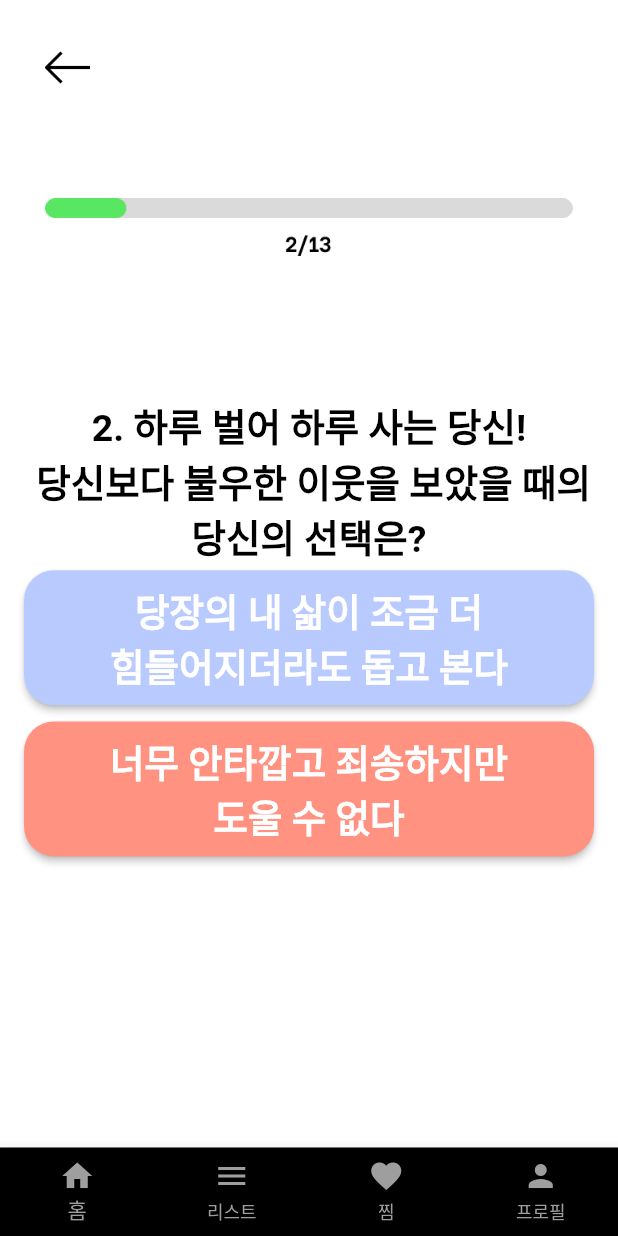
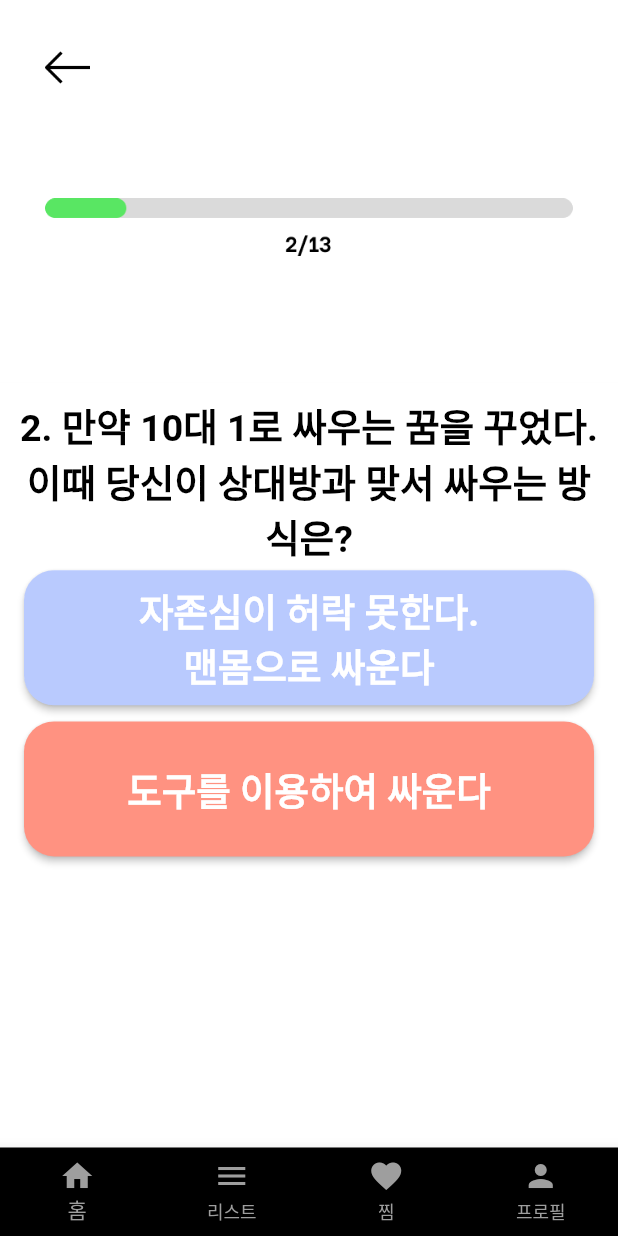
Before and after one commit to 2023CHOICE/2023choice, a Flutter app: the screen it shows once a user with an empty profile is signed in, after a tap on "테스트 시작하기", after a tap on "연주자", on a phone screen of 412 x 824 dp. Run offline on Flutter 3.47's test engine with Material 2 defaults, Android fonts, the phone set to English and light mode, and no system bars; our stand-ins replace cloud_firestore, firebase_auth, firebase_core, google_sign_in; accounts and stored records are empty.

Commit message:
modify questions
질문 수정, 가중치 설정 수정

```diff
--- a/choice/lib/func/home.dart
+++ b/choice/lib/func/home.dart
@@ -49,8 +49,6 @@ class _MyStatefulWidgetState extends State<MyStatefulWidget> {
   Future<void> setData() async {
     Profile.m = 0;
     Profile.w = 0;
-    Profile.v = 0;
-    Profile.u = 0;
     Profile.h = 0;
     Profile.y = 0;
     Profile.d = 0;
--- a/choice/lib/func/profile.dart
+++ b/choice/lib/func/profile.dart
@@ -11,40 +11,36 @@ class Profile extends StatelessWidget {
 
   static int m = 0;
   static int w = 0;
-  static int v = 0;
-  static int u = 0;
   static int h = 0;
   static int y = 0;
   static int d = 0;
   static int b = 0;
 
-  static List<dynamic> nlist = [0,0,0,0]; // MUYD, MUHD 일 시 사용
+  static List<dynamic> nlist = [0,0,0,0]; // MYD, MHD 일 시 사용
 
-  static int body = 0; // MUYB - 도구X 일 시 사용
-  static int tool = 0; // MUYB - 도구O 일 시 사용
+  static int body = 0; // MYB, MHB - 도구X 일 시 사용
+  static int tool = 0; // MYB, MHB - 도구O 일 시 사용
 
-  static int com = 0; // WUYB - 전산 일 시 사용
-  static int study = 0; // WUYB - 전산 외 일 시 사용
+  static int com = 0; // WYB-전산 일 시 사용
+  static int study = 0; // WYB-전산 외 일 시 사용
+
+  static int volunteer = 0; //WYB-봉사 일 시 사용
 
   static String mw = '';
-  static String vu = '';
   static String hy = '';
   static String db = '';
-
 
   static String getResult() {
     if(m>w) mw = 'M';
     else mw = 'W';
-    if(v>u) vu = 'V';
-    else vu = 'U';
     if(h>y) hy = 'H';
     else hy = 'Y';
     if(d>b) db = 'D';
     else db = 'B';
 
-    String result = mw+vu+hy+db;
+    String result = mw+hy+db;
 
-    if(result == 'MUYD' || result == 'MUHD') {
+    if(result == 'MYD' || result == 'MHD') {
       int max = nlist[0];
       for (var element in nlist) {
         if (element > max) {
@@ -59,12 +55,12 @@ class Profile extends StatelessWidget {
       else result += '-밴드';
     }
 
-    if(result == 'MUYB') {
+    if(result == 'MYB' || result == 'MHB') {
       if(body>tool) result += '-도구X';
       else result += '-도구O';
     }
 
-    if(result == 'WUYB') {
+    if(result == 'WYB') {
       if(com>study) result += '-전산';
       else result += '-전산 외';
     }
--- a/choice/lib/question/1.dart
+++ b/choice/lib/question/1.dart
@@ -28,7 +28,7 @@ class MyStatefulWidget extends StatefulWidget {
 
 class _MyStatefulWidgetState extends State<MyStatefulWidget> {
   int current_index = 0;
-  final List<Widget> _children = [Home(), Listview(), Home(), Home()];
+  final List<Widget> _children = [Home(), Listview(), Home(), Profile()];
   static const TextStyle optionStyle =
   TextStyle(fontSize: 30, fontWeight: FontWeight.bold);
 
@@ -119,7 +119,6 @@ class _MyStatefulWidgetState extends State<MyStatefulWidget> {
                               InkWell(
                                 child: ElevatedButton(
                                   onPressed: () {
-                                    Profile.m += 20;
                                     Profile.nlist[2] += 10;
                                     Navigator.push(
                                         context,
@@ -149,7 +148,6 @@ class _MyStatefulWidgetState extends State<MyStatefulWidget> {
                               InkWell(
                                 child: ElevatedButton(
                                   onPressed: () {
-                                    Profile.m += 20;
                                     Profile.nlist[0] += 10;
                                     Navigator.push(
                                         context,
@@ -183,7 +181,6 @@ class _MyStatefulWidgetState extends State<MyStatefulWidget> {
                               InkWell(
                                 child: ElevatedButton(
                                   onPressed: () {
-                                    Profile.m += 20;
                                     Profile.nlist[3] += 10;
                                     Navigator.push(
                                         context,
@@ -213,7 +210,6 @@ class _MyStatefulWidgetState extends State<MyStatefulWidget> {
                               InkWell(
                                 child: ElevatedButton(
                                   onPressed: () {
-                                    Profile.m += 20;
                                     Profile.nlist[1] += 10;
                                     Navigator.push(
                                         context,
@@ -243,7 +239,6 @@ class _MyStatefulWidgetState extends State<MyStatefulWidget> {
                               InkWell(
                                 child: ElevatedButton(
                                   onPressed: () {
-                                    Profile.w += 10;
                                     Navigator.push(
                                         context,
                                         MaterialPageRoute(
@@ -258,7 +253,7 @@ class _MyStatefulWidgetState extends State<MyStatefulWidget> {
                                     backgroundColor: const Color(0xffB9CAFE),
                                   ),
                                   child: Text(
-                                    "없음",
+                                    "배우",
                                     style: TextStyle(
                                       fontSize: 25,
                                       fontWeight: FontWeight.bold,
--- a/choice/lib/question/10.dart
+++ b/choice/lib/question/10.dart
@@ -29,7 +29,7 @@ class MyStatefulWidget extends StatefulWidget {
 
 class _MyStatefulWidgetState extends State<MyStatefulWidget> {
   int current_index = 0;
-  final List<Widget> _children = [Home(), Listview(), Home(), Home()];
+  final List<Widget> _children = [Home(), Listview(), Home(), Profile()];
   static const TextStyle optionStyle =
   TextStyle(fontSize: 30, fontWeight: FontWeight.bold);
 
--- a/choice/lib/question/11.dart
+++ b/choice/lib/question/11.dart
@@ -29,7 +29,7 @@ class MyStatefulWidget extends StatefulWidget {
 
 class _MyStatefulWidgetState extends State<MyStatefulWidget> {
   int current_index = 0;
-  final List<Widget> _children = [Home(), Listview(), Home(), Home()];
+  final List<Widget> _children = [Home(), Listview(), Home(), Profile()];
   static const TextStyle optionStyle =
   TextStyle(fontSize: 30, fontWeight: FontWeight.bold);
 
--- a/choice/lib/question/12.dart
+++ b/choice/lib/question/12.dart
@@ -30,7 +30,7 @@ class MyStatefulWidget extends StatefulWidget {
 
 class _MyStatefulWidgetState extends State<MyStatefulWidget> {
   int current_index = 0;
-  final List<Widget> _children = [Home(), Listview(), Home(), Home()];
+  final List<Widget> _children = [Home(), Listview(), Home(), Profile()];
   static const TextStyle optionStyle =
   TextStyle(fontSize: 30, fontWeight: FontWeight.bold);
 
@@ -165,7 +165,7 @@ class _MyStatefulWidgetState extends State<MyStatefulWidget> {
                                   ],
                                 ),
                                 onPressed: () {
-                                  Profile.y += 10;
+                                  Profile.y += 30;
                                   Navigator.push(
                                     context,
                                     MaterialPageRoute(builder: (context) => Question13()),
--- a/choice/lib/question/13.dart
+++ b/choice/lib/question/13.dart
@@ -40,8 +40,6 @@ class _MyStatefulWidgetState extends State<MyStatefulWidget> {
   getData(String que_result) async {
     print("M: " + Profile.m.toString());
     print("W: " + Profile.w.toString());
-    print("V: " + Profile.v.toString());
-    print("U: " + Profile.u.toString());
     print("H: " + Profile.h.toString());
     print("Y: " + Profile.y.toString());
     print("D: " + Profile.d.toString());
@@ -127,7 +125,7 @@ class _MyStatefulWidgetState extends State<MyStatefulWidget> {
                   children: [
                     SizedBox(
                       height: 120 * (deviceHeight / standardDeviceHeight),
-                      child: Text('13. 어떤 창작물을 만들었을 때 ?',
+                      child: Text('13. 어떤 창작물을 만들었을 때 드는 생각은?',
                           style: TextStyle(
                             fontWeight: FontWeight.bold,
                             fontSize: 25,
@@ -185,7 +183,7 @@ class _MyStatefulWidgetState extends State<MyStatefulWidget> {
                                     ),
                                     textAlign: TextAlign.center),
                                 onPressed: () {
-                                  Profile.d += 30;
+                                  Profile.d += 10;
                                   String result = Profile.getResult();
                                   print(result);
                                   getData(result);
--- a/choice/lib/question/2.dart
+++ b/choice/lib/question/2.dart
@@ -28,7 +28,7 @@ class MyStatefulWidget extends StatefulWidget {
 
 class _MyStatefulWidgetState extends State<MyStatefulWidget> {
   int current_index = 0;
-  final List<Widget> _children = [Home(), Listview(), Home(), Home()];
+  final List<Widget> _children = [Home(), Listview(), Home(), Profile()];
   static const TextStyle optionStyle =
   TextStyle(fontSize: 30, fontWeight: FontWeight.bold);
 
@@ -99,7 +99,7 @@ class _MyStatefulWidgetState extends State<MyStatefulWidget> {
                   children: [
                     SizedBox(
                       height: 120 * ( deviceHeight / standardDeviceHeight),
-                      child: Text('2. 하루 벌어 하루 사는 당신! \n 당신보다 불우한 이웃을 보았을 때의\n당신의 선택은?',
+                      child: Text('2. 만약 10대 1로 싸우는 꿈을 꾸었다.\n이때 당신이 상대방과 맞서 싸우는 방식은?',
                           style: TextStyle(
                             fontWeight: FontWeight.bold,
                             fontSize: 25,
@@ -125,13 +125,13 @@ class _MyStatefulWidgetState extends State<MyStatefulWidget> {
                                 ),
                                 child: Column(
                                   children: [
-                                    Text('당장의 내 삶이 조금 더',
+                                    Text('자존심이 허락 못한다.',
                                         style: TextStyle(
                                           fontWeight: FontWeight.bold,
                                           fontSize: 25,
                                         ),
                                         textAlign: TextAlign.center),
-                                    Text('힘들어지더라도 돕고 본다',
+                                    Text('맨몸으로 싸운다',
                                         style: TextStyle(
                                           fontWeight: FontWeight.bold,
                                           fontSize: 25,
@@ -140,7 +140,7 @@ class _MyStatefulWidgetState extends State<MyStatefulWidget> {
                                   ],
                                 ),
                                 onPressed: () {
-                                  Profile.v += 10;
+                                  Profile.body += 10;
                                   Navigator.push(
                                     context,
                                     MaterialPageRoute(builder: (context) => Question3()),
@@ -160,13 +160,7 @@ class _MyStatefulWidgetState extends State<MyStatefulWidget> {
                                 ),
                                 child: Column(
                                   children: [
-                                    Text('너무 안타깝고 죄송하지만',
-                                        style: TextStyle(
-                                          fontWeight: FontWeight.bold,
-                                          fontSize: 25,
-                                        ),
-                                        textAlign: TextAlign.center),
-                                    Text('도울 수 없다',
+                                    Text('도구를 이용하여 싸운다',
                                         style: TextStyle(
                                           fontWeight: FontWeight.bold,
                                           fontSize: 25,
@@ -175,7 +169,7 @@ class _MyStatefulWidgetState extends State<MyStatefulWidget> {
                                   ],
                                 ),
                                 onPressed: () {
-                                  Profile.u += 10;
+                                  Profile.tool += 10;
                                   Navigator.push(
                                     context,
                                     MaterialPageRoute(builder: (context) => Question3()),
--- a/choice/lib/question/3.dart
+++ b/choice/lib/question/3.dart
@@ -28,7 +28,7 @@ class MyStatefulWidget extends StatefulWidget {
 
 class _MyStatefulWidgetState extends State<MyStatefulWidget> {
   int current_index = 0;
-  final List<Widget> _children = [Home(), Listview(), Home(), Home()];
+  final List<Widget> _children = [Home(), Listview(), Home(), Profile()];
   static const TextStyle optionStyle =
   TextStyle(fontSize: 30, fontWeight: FontWeight.bold);
 
--- a/choice/lib/question/4.dart
+++ b/choice/lib/question/4.dart
@@ -29,7 +29,7 @@ class MyStatefulWidget extends StatefulWidget {
 
 class _MyStatefulWidgetState extends State<MyStatefulWidget> {
   int current_index = 0;
-  final List<Widget> _children = [Home(), Listview(), Home(), Home()];
+  final List<Widget> _children = [Home(), Listview(), Home(), Profile()];
   static const TextStyle optionStyle =
   TextStyle(fontSize: 30, fontWeight: FontWeight.bold);
 
--- a/choice/lib/question/5.dart
+++ b/choice/lib/question/5.dart
@@ -29,7 +29,7 @@ class MyStatefulWidget extends StatefulWidget {
 
 class _MyStatefulWidgetState extends State<MyStatefulWidget> {
   int current_index = 0;
-  final List<Widget> _children = [Home(), Listview(), Home(), Home()];
+  final List<Widget> _children = [Home(), Listview(), Home(), Profile()];
   static const TextStyle optionStyle =
   TextStyle(fontSize: 30, fontWeight: FontWeight.bold);
 
@@ -100,7 +100,7 @@ class _MyStatefulWidgetState extends State<MyStatefulWidget> {
                   children: [
                     SizedBox(
                       height: 120 * ( deviceHeight / standardDeviceHeight),
-                      child: Text('5. 바쁜 학기로 예상되는 다음 학기 \n 계획을 세운다면?',
+                      child: Text('5. 음악 관련 동아리에 흥미가 있는가?',
                           style: TextStyle(
                             fontWeight: FontWeight.bold,
                             fontSize: 25,
@@ -126,13 +126,7 @@ class _MyStatefulWidgetState extends State<MyStatefulWidget> {
                                 ),
                                 child: Column(
                                   children: [
-                                    Text('음악적인 여가활동이 필요하다!',
-                                        style: TextStyle(
-                                          fontWeight: FontWeight.bold,
-                                          fontSize: 25,
-                                        ),
-                                        textAlign: TextAlign.center),
-                                    Text('여가 계획에 추가한다',
+                                    Text('그렇다',
                                         style: TextStyle(
                                           fontWeight: FontWeight.bold,
                                           fontSize: 25,
@@ -161,13 +155,7 @@ class _MyStatefulWidgetState extends State<MyStatefulWidget> {
                                 ),
                                 child: Column(
                                   children: [
-                                    Text('활동은 사치야!',
-                                        style: TextStyle(
-                                          fontWeight: FontWeight.bold,
-                                          fontSize: 25,
-                                        ),
-                                        textAlign: TextAlign.center),
-                                    Text('최대한 남는 시간은 휴식으로 채운다',
+                                    Text('아니다',
                                         style: TextStyle(
                                           fontWeight: FontWeight.bold,
                                           fontSize: 25,
--- a/choice/lib/question/6.dart
+++ b/choice/lib/question/6.dart
@@ -28,7 +28,7 @@ class MyStatefulWidget extends StatefulWidget {
 
 class _MyStatefulWidgetState extends State<MyStatefulWidget> {
   int current_index = 0;
-  final List<Widget> _children = [Home(), Listview(), Home(), Home()];
+  final List<Widget> _children = [Home(), Listview(), Home(), Profile()];
   static const TextStyle optionStyle =
   TextStyle(fontSize: 30, fontWeight: FontWeight.bold);
 
@@ -135,7 +135,7 @@ class _MyStatefulWidgetState extends State<MyStatefulWidget> {
                                   ],
                                 ),
                                 onPressed: () {
-                                  Profile.v += 10;
+                                  Profile.volunteer += 10;
                                   Navigator.push(
                                     context,
                                     MaterialPageRoute(builder: (context) => Question7()),
@@ -172,7 +172,6 @@ class _MyStatefulWidgetState extends State<MyStatefulWidget> {
                                   ],
                                 ),
                                 onPressed: () {
-                                  Profile.u += 10;
                                   Navigator.push(
                                     context,
                                     MaterialPageRoute(builder: (context) => Question7()),
--- a/choice/lib/question/7.dart
+++ b/choice/lib/question/7.dart
@@ -28,7 +28,7 @@ class MyStatefulWidget extends StatefulWidget {
 
 class _MyStatefulWidgetState extends State<MyStatefulWidget> {
   int current_index = 0;
-  final List<Widget> _children = [Home(), Listview(), Home(), Home()];
+  final List<Widget> _children = [Home(), Listview(), Home(),Profile()];
   static const TextStyle optionStyle =
   TextStyle(fontSize: 30, fontWeight: FontWeight.bold);
 
--- a/choice/lib/question/8.dart
+++ b/choice/lib/question/8.dart
@@ -31,7 +31,7 @@ class MyStatefulWidget extends StatefulWidget {
 
 class _MyStatefulWidgetState extends State<MyStatefulWidget> {
   int current_index = 0;
-  final List<Widget> _children = [Home(), Listview(), Home(), Home()];
+  final List<Widget> _children = [Home(), Listview(), Home(), Profile()];
   static const TextStyle optionStyle =
   TextStyle(fontSize: 30, fontWeight: FontWeight.bold);
 
@@ -102,7 +102,7 @@ class _MyStatefulWidgetState extends State<MyStatefulWidget> {
                   children: [
                     SizedBox(
                       height: 120 * ( deviceHeight / standardDeviceHeight),
-                      child: Text('8. 너무 완벽한 무대를 접한 당신\n 당신의 속마음은?',
+                      child: Text('8. 너무 완벽한 무대나 전시회를 접한 당신\n 당신의 속마음은?',
                           style: TextStyle(
                             fontWeight: FontWeight.bold,
                             fontSize: 25,
@@ -128,7 +128,7 @@ class _MyStatefulWidgetState extends State<MyStatefulWidget> {
                                 ),
                                 child: Column(
                                   children: [
-                                    Text('오 나도 한번 저런 무대 서보고 싶다 ',
+                                    Text('오 나도 한번 이런 기회를 만들어보고 싶다',
                                         style: TextStyle(
                                           fontWeight: FontWeight.bold,
                                           fontSize: 25,
--- a/choice/lib/question/9.dart
+++ b/choice/lib/question/9.dart
@@ -30,7 +30,7 @@ class MyStatefulWidget extends StatefulWidget {
 
 class _MyStatefulWidgetState extends State<MyStatefulWidget> {
   int current_index = 0;
-  final List<Widget> _children = [Home(), Listview(), Home(), Home()];
+  final List<Widget> _children = [Home(), Listview(), Home(), Profile()];
   static const TextStyle optionStyle =
   TextStyle(fontSize: 30, fontWeight: FontWeight.bold);
 
@@ -101,7 +101,7 @@ class _MyStatefulWidgetState extends State<MyStatefulWidget> {
                   children: [
                     SizedBox(
                       height: 120 * ( deviceHeight / standardDeviceHeight),
-                      child: Text('9. 만약 10대 1로 싸우는 꿈을 꾸었다\n이때 당신이 상대방과 맞서 싸우는\n방식은?',
+                      child: Text('9. 바쁜 학기로 예상되는 다음 학기\n학기 계획을 세운다면?',
                           style: TextStyle(
                             fontWeight: FontWeight.bold,
                             fontSize: 25,
@@ -127,13 +127,7 @@ class _MyStatefulWidgetState extends State<MyStatefulWidget> {
                                 ),
                                 child: Column(
                                   children: [
-                                    Text('자존심이 허락 못한다',
-                                        style: TextStyle(
-                                          fontWeight: FontWeight.bold,
-                                          fontSize: 25,
-                                        ),
-                                        textAlign: TextAlign.center),
-                                    Text('맨몸으로 싸운다',
+                                    Text('음악적인 활동을 계획에 추가한다.',
                                         style: TextStyle(
                                           fontWeight: FontWeight.bold,
                                           fontSize: 25,
@@ -142,8 +136,7 @@ class _MyStatefulWidgetState extends State<MyStatefulWidget> {
                                   ],
                                 ),
                                 onPressed: () {
-                                  Profile.m += 20;
-                                  Profile.body += 10;
+                                  Profile.m += 10;
                                   Navigator.push(
                                     context,
                                     MaterialPageRoute(builder: (context) => Question10()),
@@ -163,7 +156,7 @@ class _MyStatefulWidgetState extends State<MyStatefulWidget> {
                                 ),
                                 child: Column(
                                   children: [
-                                    Text('도구를 이용하여 싸운다',
+                                    Text('남는 시간에 운동 계획을 추가한다',
                                         style: TextStyle(
                                           fontWeight: FontWeight.bold,
                                           fontSize: 25,
@@ -172,8 +165,7 @@ class _MyStatefulWidgetState extends State<MyStatefulWidget> {
                                   ],
                                 ),
                                 onPressed: () {
-                                  Profile.m += 20;
-                                  Profile.tool += 10;
+                                  Profile.m += 10;
                                   Navigator.push(
                                     context,
                                     MaterialPageRoute(builder: (context) => Question10()),
@@ -193,13 +185,13 @@ class _MyStatefulWidgetState extends State<MyStatefulWidget> {
                                 ),
                                 child: Column(
                                   children: [
-                                    Text('나는 평화주의자',
+                                    Text('활동은 사치야',
                                         style: TextStyle(
                                           fontWeight: FontWeight.bold,
                                           fontSize: 25,
                                         ),
                                         textAlign: TextAlign.center),
-                                    Text('싸우지 않는다',
+                                    Text('최대한 남는 시간은 휴식으로 채운다',
                                         style: TextStyle(
                                           fontWeight: FontWeight.bold,
                                           fontSize: 25,
```
Also changed, not shown: 1 other file.
